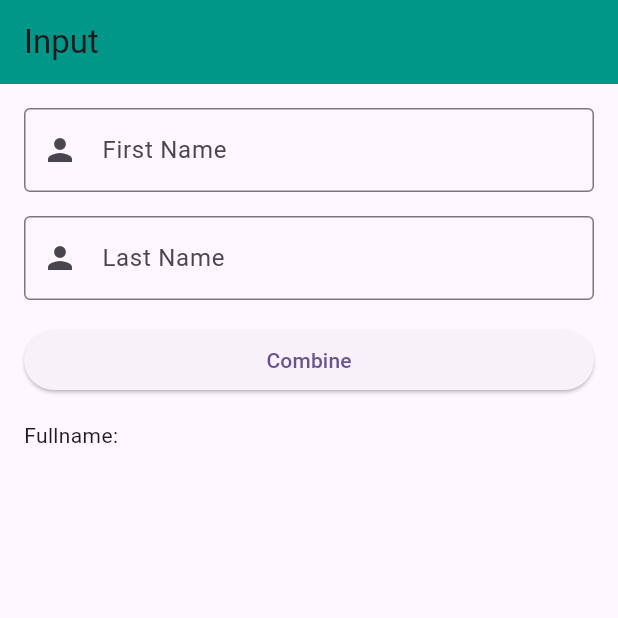
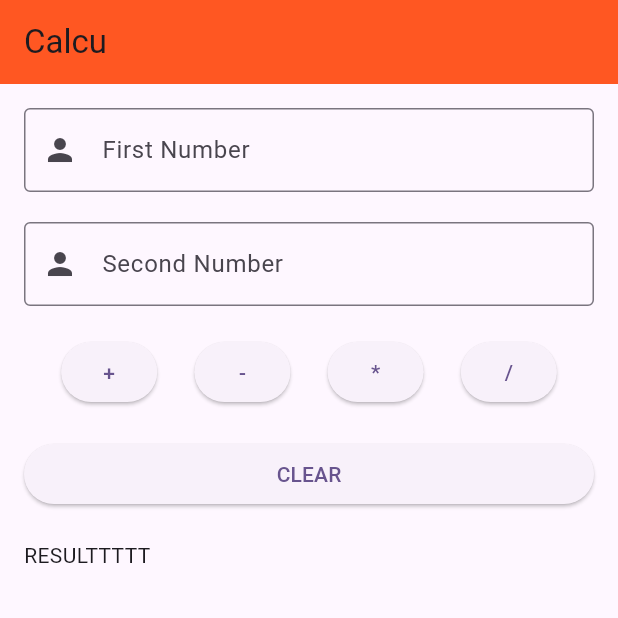
Before and after one commit to abidroid/uop_rwk_day3, a Flutter app: the screen it shows after launch, on a phone screen of 412 x 824 dp, the top half of it. Run offline on Flutter 3.47's test engine with Material 3 defaults, Android fonts, the phone set to English and light mode, and no system bars.

Commit message:
simple calcu

```diff
--- a/lib/main.dart
+++ b/lib/main.dart
@@ -4,6 +4,7 @@ import 'package:uop_rwk_day3/screens/dynamic_gridview.dart';
 import 'package:uop_rwk_day3/screens/dynamic_listview_screen.dart';
 import 'package:uop_rwk_day3/screens/input_demo_screen.dart';
 import 'package:uop_rwk_day3/screens/listview_demo1_screen.dart';
+import 'package:uop_rwk_day3/screens/simple_calculator_screen.dart';
 import 'package:uop_rwk_day3/screens/simple_gridview.dart';
 import 'package:uop_rwk_day3/screens/stf_screen_demo.dart';
 
@@ -23,7 +24,7 @@ class MyApp extends StatelessWidget {
 
         colorScheme: ColorScheme.fromSeed(seedColor: Colors.deepPurple),
       ),
-      home: const InputDemoScreen(),
+      home: const SimpleCalculatorScreen(),
     );
   }
 }
--- /dev/null
+++ b/lib/screens/simple_calculator_screen.dart
@@ -0,0 +1,120 @@
+
+import 'package:flutter/material.dart';
+
+class SimpleCalculatorScreen extends StatefulWidget {
+  const SimpleCalculatorScreen({super.key});
+
+  @override
+  State<SimpleCalculatorScreen> createState() => _SimpleCalculatorScreenState();
+}
+
+class _SimpleCalculatorScreenState extends State<SimpleCalculatorScreen> {
+
+  TextEditingController firstController = TextEditingController();
+  var lastController = TextEditingController();
+
+  var firstTFFocusNode = FocusNode();
+
+  String result = 'RESULTTTTT';
+  @override
+  Widget build(BuildContext context) {
+    return Scaffold(
+      appBar: AppBar(
+        title: const Text('Calcu'),
+        backgroundColor: Colors.deepOrange,
+      ),
+      body: SingleChildScrollView(
+        child: Padding(
+          padding: const EdgeInsets.all(16.0),
+          child: Column(
+            crossAxisAlignment: CrossAxisAlignment.stretch,
+            spacing: 20,
+            children: [
+              TextField(
+                focusNode: firstTFFocusNode,
+                keyboardType: TextInputType.number,
+                controller: firstController,
+                decoration: InputDecoration(
+                    hintText: 'First Number',
+                    border: OutlineInputBorder(),
+                    labelText: 'First Number',
+                    prefixIcon: Icon(Icons.person)
+                ),
+              ),
+
+              TextField(
+                keyboardType: TextInputType.number,
+
+                controller: lastController,
+
+                decoration: InputDecoration(
+                    hintText: 'Second Number',
+                    border: OutlineInputBorder(),
+                    labelText: 'Second Number',
+
+                    prefixIcon: Icon(Icons.person)
+                ),
+              ),
+
+              Row(
+                mainAxisAlignment: MainAxisAlignment.spaceEvenly,
+                children: [
+                  ElevatedButton(onPressed: (){
+                    String firstNumber = firstController.text.trim();
+                    String secondNumber = lastController.text.trim();
+
+                    if( firstNumber.isEmpty){
+                      ScaffoldMessenger.of(context)
+                          .showSnackBar(
+                        SnackBar(content: Text('Please provide first number'))
+                      );
+
+                      return;
+                    }
+
+                    if( secondNumber.isEmpty){
+                      ScaffoldMessenger.of(context)
+                          .showSnackBar(
+                          SnackBar(content: Text('Please provide second number'))
+                      );
+                      return;
+                    }
+
+                    // control
+                    int num1 = int.parse(firstNumber);
+                    int num2 = int.parse(secondNumber);
+
+                    int sum = num1 + num2;
+                    setState(() {
+                      result = 'RESULT: $sum';
+                    });
+
+
+                  }, child: Text('+')),
+                  ElevatedButton(onPressed: (){}, child: Text('-')),
+                  ElevatedButton(onPressed: (){}, child: Text('*')),
+                  ElevatedButton(onPressed: (){}, child: Text('/')),
+                ],
+              ),
+
+              ElevatedButton(onPressed: (){
+
+                firstController.clear();
+                lastController.text = '';
+
+                setState(() {
+                  result = '';
+                });
+
+                firstTFFocusNode.requestFocus();
+
+              }, child: Text("CLEAR")),
+
+              Text(result)
+            ],
+          ),
+        ),
+      ),
+    );
+  }
+}
```
